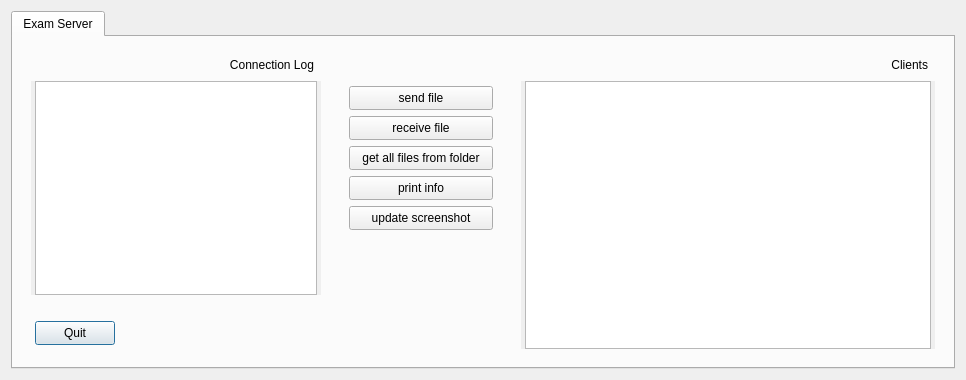
Before: the Qt Designer form teacher.ui in valueerrorx/life-exam, drawn with Qt 5.
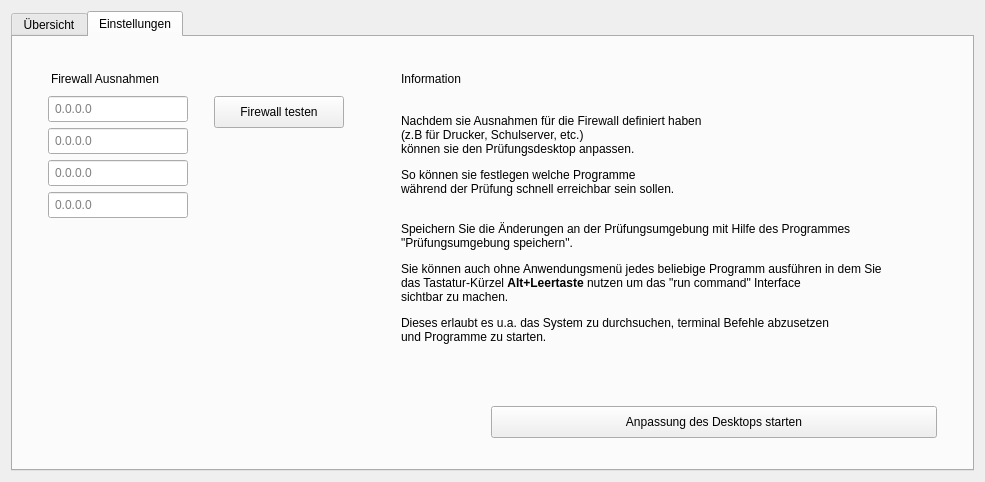
After: the same form once the commit is applied. The open tabs and pages were chosen to show the change. Icons and pictures are not drawn.

Commit message: implemented start exam and configure function

Patch:
```diff
--- a/teacher.ui
+++ b/teacher.ui
@@ -7,8 +7,8 @@
    <rect>
     <x>0</x>
     <y>0</y>
-    <width>966</width>
-    <height>376</height>
+    <width>985</width>
+    <height>482</height>
    </rect>
   </property>
   <property name="sizePolicy">
@@ -29,8 +29,8 @@
   <property name="modal">
    <bool>false</bool>
   </property>
-  <layout class="QGridLayout" name="gridLayout_3">
-   <item row="0" column="0">
+  <layout class="QHBoxLayout" name="horizontalLayout_2">
+   <item>
     <widget class="QTabWidget" name="tabWidget">
      <property name="sizePolicy">
       <sizepolicy hsizetype="Preferred" vsizetype="Preferred">
@@ -51,6 +51,9 @@
      <property name="accessibleName">
       <string/>
      </property>
+     <property name="styleSheet">
+      <string notr="true">padding:4px;</string>
+     </property>
      <property name="tabShape">
       <enum>QTabWidget::Rounded</enum>
      </property>
@@ -68,7 +71,7 @@
        <string notr="true">margin-left: 4px;margin-right:4px;</string>
       </property>
       <attribute name="title">
-       <string>Exam Server</string>
+       <string>Übersicht</string>
       </attribute>
       <layout class="QHBoxLayout" name="horizontalLayout">
        <item>
@@ -155,10 +158,10 @@
              </size>
             </property>
             <property name="styleSheet">
-             <string notr="true">margin-bottom:4px;padding:4px;</string>
+             <string notr="true">margin-bottom:4px;padding:8px;</string>
             </property>
             <property name="text">
-             <string>Quit</string>
+             <string>Programm Beenden</string>
             </property>
            </widget>
           </item>
@@ -191,7 +194,7 @@
             <property name="sizeHint" stdset="0">
              <size>
               <width>20</width>
-              <height>31</height>
+              <height>39</height>
              </size>
             </property>
            </spacer>
@@ -204,6 +207,12 @@
               <verstretch>0</verstretch>
              </sizepolicy>
             </property>
+            <property name="minimumSize">
+             <size>
+              <width>160</width>
+              <height>39</height>
+             </size>
+            </property>
             <property name="styleSheet">
              <string notr="true">padding:4px;</string>
             </property>
@@ -220,27 +229,17 @@
               <verstretch>0</verstretch>
              </sizepolicy>
             </property>
-            <property name="styleSheet">
-             <string notr="true">padding:4px;</string>
+            <property name="minimumSize">
+             <size>
+              <width>160</width>
+              <height>38</height>
+             </size>
             </property>
-            <property name="text">
-             <string>receive file</string>
-            </property>
-           </widget>
-          </item>
-          <item>
-           <widget class="QPushButton" name="doit_3">
-            <property name="sizePolicy">
-             <sizepolicy hsizetype="Preferred" vsizetype="Preferred">
-              <horstretch>0</horstretch>
-              <verstretch>0</verstretch>
-             </sizepolicy>
-            </property>
             <property name="styleSheet">
              <string notr="true">padding:4px;</string>
             </property>
             <property name="text">
-             <string>get all files from folder</string>
+             <string>Zeige IP</string>
             </property>
            </widget>
           </item>
@@ -252,11 +251,17 @@
               <verstretch>0</verstretch>
              </sizepolicy>
             </property>
+            <property name="minimumSize">
+             <size>
+              <width>160</width>
+              <height>39</height>
+             </size>
+            </property>
             <property name="styleSheet">
              <string notr="true">padding:4px;</string>
             </property>
             <property name="text">
-             <string>print info</string>
+             <string>Abgabe</string>
             </property>
            </widget>
           </item>
@@ -268,11 +273,58 @@
               <verstretch>0</verstretch>
              </sizepolicy>
             </property>
+            <property name="minimumSize">
+             <size>
+              <width>160</width>
+              <height>38</height>
+             </size>
+            </property>
             <property name="styleSheet">
              <string notr="true">padding:4px;</string>
             </property>
             <property name="text">
-             <string>update screenshot</string>
+             <string>Screenshots</string>
+            </property>
+           </widget>
+          </item>
+          <item>
+           <widget class="QPushButton" name="starthotspot">
+            <property name="sizePolicy">
+             <sizepolicy hsizetype="Preferred" vsizetype="Preferred">
+              <horstretch>0</horstretch>
+              <verstretch>0</verstretch>
+             </sizepolicy>
+            </property>
+            <property name="minimumSize">
+             <size>
+              <width>160</width>
+              <height>39</height>
+             </size>
+            </property>
+            <property name="styleSheet">
+             <string notr="true">padding:4px;</string>
+            </property>
+            <property name="text">
+             <string>Starte Hotspot</string>
+            </property>
+           </widget>
+          </item>
+          <item>
+           <widget class="QPushButton" name="startexam">
+            <property name="sizePolicy">
+             <sizepolicy hsizetype="Preferred" vsizetype="Preferred">
+              <horstretch>0</horstretch>
+              <verstretch>0</verstretch>
+             </sizepolicy>
+            </property>
+            <property name="minimumSize">
+             <size>
+              <width>160</width>
+              <height>39</height>
+             </size>
+            </property>
+            <property name="text">
+             <string>Starte Exam</string>
             </property>
            </widget>
           </item>
@@ -281,9 +333,6 @@
             <property name="orientation">
              <enum>Qt::Vertical</enum>
             </property>
-            <property name="sizeType">
-             <enum>QSizePolicy::Expanding</enum>
-            </property>
             <property name="sizeHint" stdset="0">
              <size>
               <width>20</width>
@@ -340,6 +389,9 @@
             <property name="autoFillBackground">
              <bool>false</bool>
             </property>
+            <property name="styleSheet">
+             <string notr="true">padding:0px;</string>
+            </property>
             <property name="verticalScrollBarPolicy">
              <enum>Qt::ScrollBarAsNeeded</enum>
             </property>
@@ -374,6 +426,225 @@
        </item>
       </layout>
      </widget>
+     <widget class="QWidget" name="tab_2">
+      <property name="styleSheet">
+       <string notr="true">margin-left: 4px;margin-right:4px;</string>
+      </property>
+      <attribute name="title">
+       <string>Einstellungen</string>
+      </attribute>
+      <layout class="QHBoxLayout" name="horizontalLayout_3">
+       <item>
+        <widget class="QWidget" name="widget" native="true">
+         <property name="maximumSize">
+          <size>
+           <width>340</width>
+           <height>16777215</height>
+          </size>
+         </property>
+         <layout class="QHBoxLayout" name="horizontalLayout_4">
+          <item>
+           <widget class="QWidget" name="widget_5" native="true">
+            <property name="minimumSize">
+             <size>
+              <width>166</width>
+              <height>318</height>
+             </size>
+            </property>
+            <property name="maximumSize">
+             <size>
+              <width>166</width>
+              <height>16777215</height>
+             </size>
+            </property>
+            <layout class="QVBoxLayout" name="verticalLayout_4">
+             <item>
+              <widget class="QLabel" name="firewalllabel">
+               <property name="styleSheet">
+                <string notr="true">margin:0px;</string>
+               </property>
+               <property name="text">
+                <string>Firewall Ausnahmen</string>
+               </property>
+               <property name="textFormat">
+                <enum>Qt::AutoText</enum>
+               </property>
+               <property name="indent">
+                <number>-1</number>
+               </property>
+              </widget>
+             </item>
+             <item>
+              <widget class="QLineEdit" name="firewall1">
+               <property name="placeholderText">
+                <string>0.0.0.0</string>
+               </property>
+              </widget>
+             </item>
+             <item>
+              <widget class="QLineEdit" name="firewall2">
+               <property name="placeholderText">
+                <string>0.0.0.0</string>
+               </property>
+              </widget>
+             </item>
+             <item>
+              <widget class="QLineEdit" name="firewall3">
+               <property name="placeholderText">
+                <string>0.0.0.0</string>
+               </property>
+              </widget>
+             </item>
+             <item>
+              <widget class="QLineEdit" name="firewall4">
+               <property name="placeholderText">
+                <string>0.0.0.0</string>
+               </property>
+              </widget>
+             </item>
+             <item>
+              <spacer name="verticalSpacer_4">
+               <property name="orientation">
+                <enum>Qt::Vertical</enum>
+               </property>
+               <property name="sizeHint" stdset="0">
+                <size>
+                 <width>20</width>
+                 <height>40</height>
+                </size>
+               </property>
+              </spacer>
+             </item>
+             <item>
+              <widget class="QLabel" name="icon2">
+               <property name="layoutDirection">
+                <enum>Qt::LeftToRight</enum>
+               </property>
+               <property name="text">
+                <string/>
+               </property>
+               <property name="pixmap">
+                <pixmap>pixmaps/security.png</pixmap>
+               </property>
+              </widget>
+             </item>
+            </layout>
+           </widget>
+          </item>
+          <item>
+           <widget class="QWidget" name="widget_4" native="true">
+            <property name="minimumSize">
+             <size>
+              <width>156</width>
+              <height>318</height>
+             </size>
+            </property>
+            <property name="maximumSize">
+             <size>
+              <width>156</width>
+              <height>16777215</height>
+             </size>
+            </property>
+            <layout class="QVBoxLayout" name="verticalLayout_7">
+             <item>
+              <widget class="QLabel" name="transparentlabel">
+               <property name="text">
+                <string/>
+               </property>
+              </widget>
+             </item>
+             <item>
+              <widget class="QPushButton" name="testfirewall">
+               <property name="styleSheet">
+                <string notr="true">padding:8px</string>
+               </property>
+               <property name="text">
+                <string>Firewall testen</string>
+               </property>
+              </widget>
+             </item>
+             <item>
+              <spacer name="verticalSpacer_3">
+               <property name="orientation">
+                <enum>Qt::Vertical</enum>
+               </property>
+               <property name="sizeHint" stdset="0">
+                <size>
+                 <width>20</width>
+                 <height>40</height>
+                </size>
+               </property>
+              </spacer>
+             </item>
+            </layout>
+           </widget>
+          </item>
+         </layout>
+        </widget>
+       </item>
+       <item>
+        <widget class="QWidget" name="widget_3" native="true">
+         <layout class="QHBoxLayout" name="horizontalLayout_5">
+          <item>
+           <widget class="QWidget" name="widget_2" native="true">
+            <layout class="QVBoxLayout" name="verticalLayout_5">
+             <item>
+              <widget class="QLabel" name="infotextlabel">
+               <property name="text">
+                <string>Information</string>
+               </property>
+               <property name="indent">
+                <number>-8</number>
+               </property>
+              </widget>
+             </item>
+             <item>
+              <widget class="QLabel" name="infotext">
+               <property name="text">
+                <string>&lt;html&gt;&lt;head/&gt;&lt;body&gt;&lt;p&gt;&lt;br/&gt;Nachdem sie Ausnahmen für die Firewall definiert haben&lt;br/&gt;(z.B für Drucker, Schulserver, etc.) &lt;br/&gt;können sie den Prüfungsdesktop anpassen.&lt;/p&gt;&lt;p&gt;So können sie festlegen welche Programme &lt;br/&gt;während der Prüfung schnell erreichbar sein sollen.&lt;br/&gt;&lt;/p&gt;&lt;p&gt;Speichern Sie die Änderungen an der Prüfungsumgebung mit Hilfe des Programmes&lt;br/&gt;&amp;quot;Prüfungsumgebung speichern&amp;quot;.&lt;/p&gt;&lt;p&gt;Sie können auch ohne Anwendungsmenü jedes beliebige Programm ausführen in dem Sie&lt;br/&gt;das Tastatur-Kürzel &lt;span style=&quot; font-weight:600;&quot;&gt;Alt+Leertaste &lt;/span&gt;nutzen um das &amp;quot;run command&amp;quot; Interface &lt;br/&gt;sichtbar zu machen.&lt;/p&gt;&lt;p&gt;Dieses erlaubt es u.a. das System zu durchsuchen, terminal Befehle abzusetzen&lt;br/&gt;und Programme zu starten.&lt;/p&gt;&lt;/body&gt;&lt;/html&gt;</string>
+               </property>
+              </widget>
+             </item>
+             <item>
+              <spacer name="verticalSpacer_5">
+               <property name="orientation">
+                <enum>Qt::Vertical</enum>
+               </property>
+               <property name="sizeHint" stdset="0">
+                <size>
+                 <width>20</width>
+                 <height>40</height>
+                </size>
+               </property>
+              </spacer>
+             </item>
+             <item>
+              <widget class="QPushButton" name="startconfig">
+               <property name="maximumSize">
+                <size>
+                 <width>454</width>
+                 <height>16777215</height>
+                </size>
+               </property>
+               <property name="layoutDirection">
+                <enum>Qt::RightToLeft</enum>
+               </property>
+               <property name="styleSheet">
+                <string notr="true">padding: 8px;</string>
+               </property>
+               <property name="text">
+                <string>Anpassung des Desktops starten</string>
+               </property>
+              </widget>
+             </item>
+            </layout>
+           </widget>
+          </item>
+         </layout>
+        </widget>
+       </item>
+      </layout>
+     </widget>
     </widget>
    </item>
   </layout>
```
Left out of the diff: 8 changed lines with no effect on the pictures. The commit also changes 29 other files.
